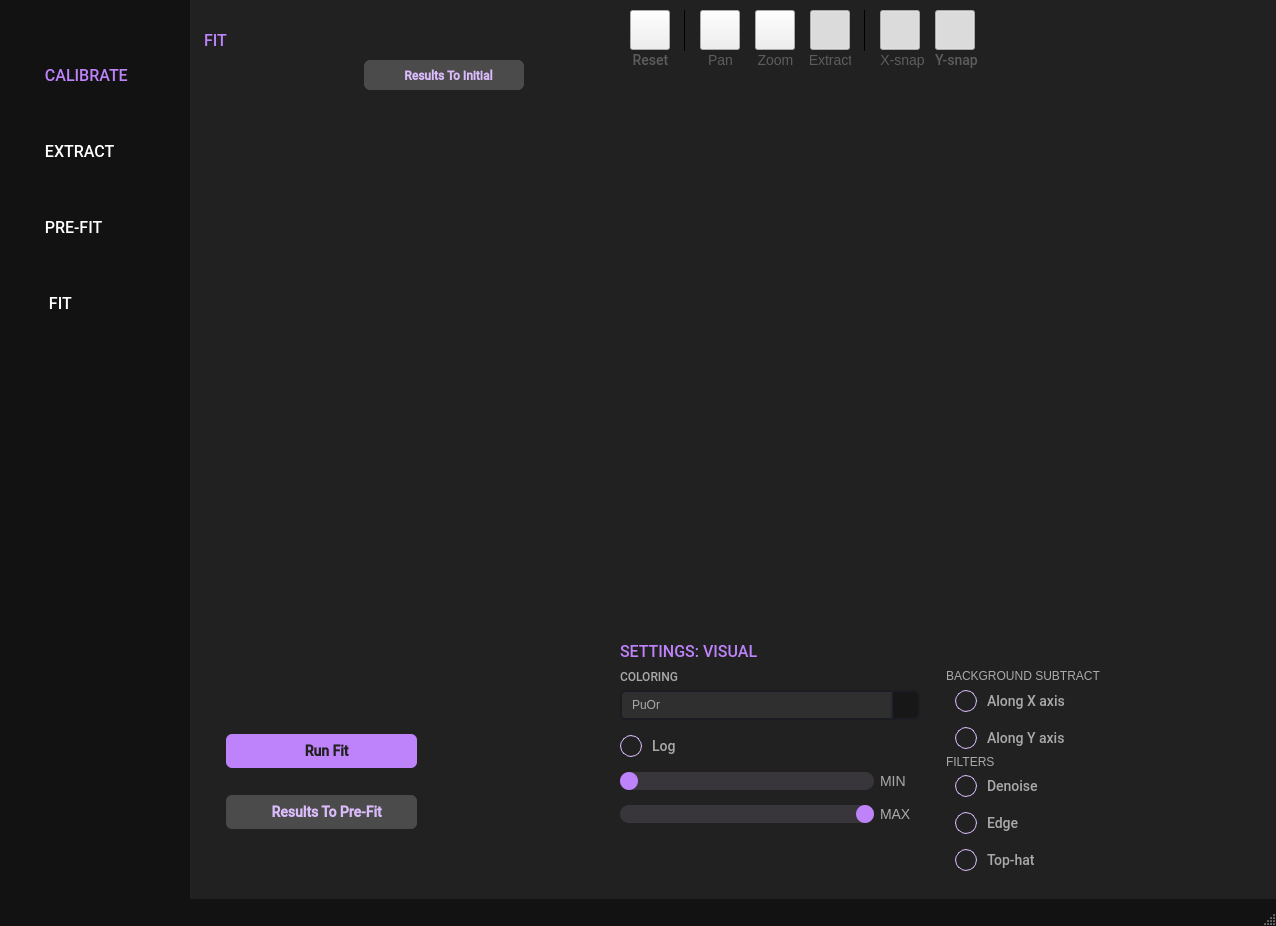
First picture: the form in resources/ui_window.ui, repository scqubits/qfit, before the edit.
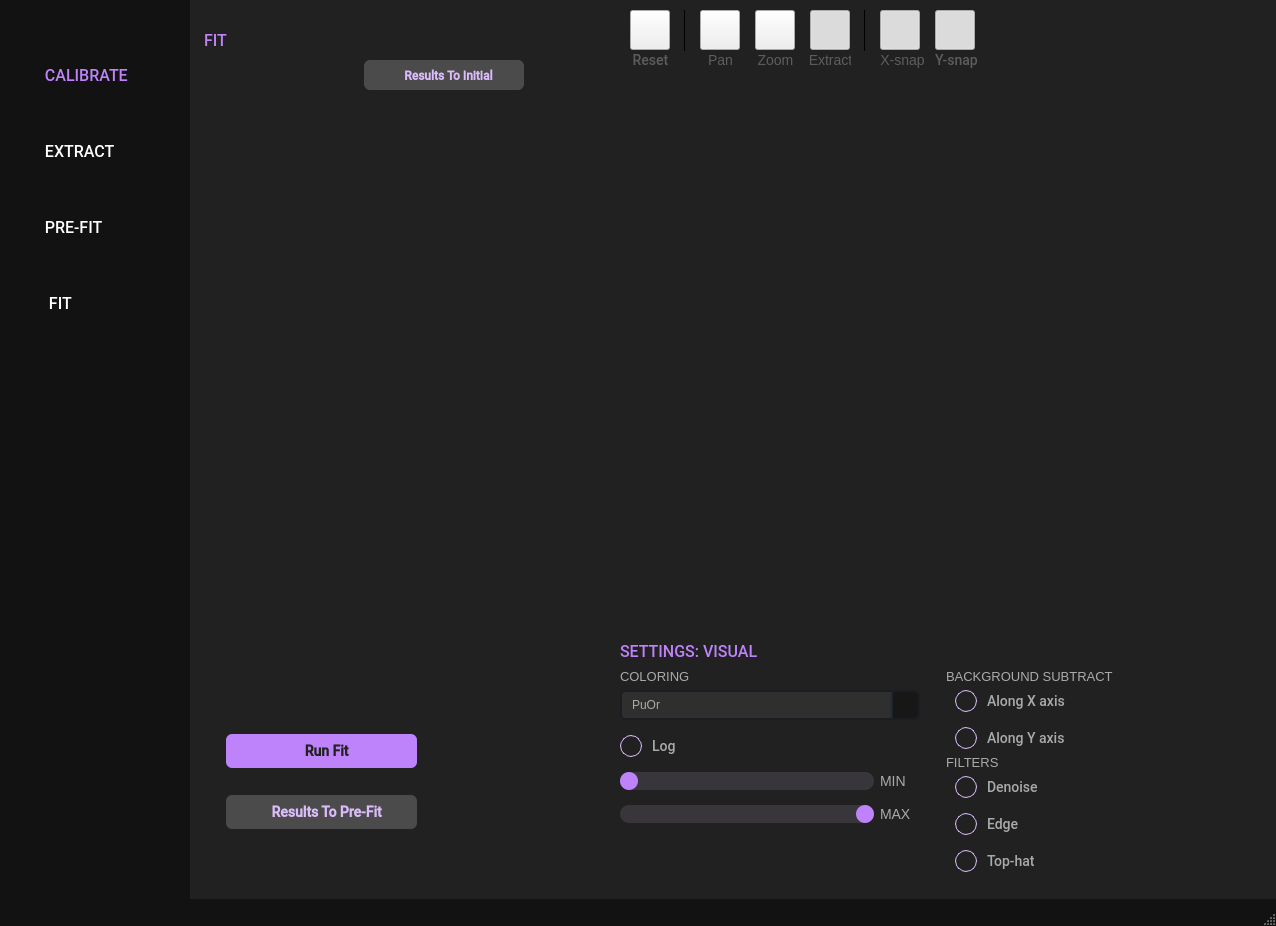
Second picture: the form after the edit. The open tabs and pages were chosen to show the change. Icons and pictures are not drawn. Custom widgets are drawn as their Qt base class.

Commit message: More font sizing changes

```diff
--- a/resources/ui_window.ui
+++ b/resources/ui_window.ui
@@ -705,43 +705,7 @@
               <property name="spacing">
                <number>-1</number>
               </property>
-              <item row="4" column="0">
-               <widget class="QWidget" name="widget" native="true">
-                <property name="sizePolicy">
-                 <sizepolicy hsizetype="Minimum" vsizetype="Preferred">
-                  <horstretch>0</horstretch>
-                  <verstretch>0</verstretch>
-                 </sizepolicy>
-                </property>
-                <property name="minimumSize">
-                 <size>
-                  <width>300</width>
-                  <height>0</height>
-                 </size>
-                </property>
-                <property name="maximumSize">
-                 <size>
-                  <width>500</width>
-                  <height>16777215</height>
-                 </size>
-                </property>
-                <layout class="QVBoxLayout" name="verticalLayout_2">
-                 <property name="leftMargin">
-                  <number>0</number>
-                 </property>
-                 <property name="topMargin">
-                  <number>0</number>
-                 </property>
-                 <property name="rightMargin">
-                  <number>0</number>
-                 </property>
-                 <property name="bottomMargin">
-                  <number>0</number>
-                 </property>
-                </layout>
-               </widget>
-              </item>
-              <item row="5" column="3">
+              <item row="6" column="3">
                <spacer name="verticalSpacer_7">
                 <property name="orientation">
                  <enum>Qt::Vertical</enum>
@@ -754,223 +718,7 @@
                 </property>
                </spacer>
               </item>
-              <item row="2" column="4" rowspan="3">
-               <widget class="QWidget" name="widget_2" native="true">
-                <property name="sizePolicy">
-                 <sizepolicy hsizetype="Minimum" vsizetype="Preferred">
-                  <horstretch>0</horstretch>
-                  <verstretch>0</verstretch>
-                 </sizepolicy>
-                </property>
-                <property name="minimumSize">
-                 <size>
-                  <width>300</width>
-                  <height>0</height>
-                 </size>
-                </property>
-                <property name="maximumSize">
-                 <size>
-                  <width>500</width>
-                  <height>16777215</height>
-                 </size>
-                </property>
-                <layout class="QVBoxLayout" name="verticalLayout_5">
-                 <property name="spacing">
-                  <number>-1</number>
-                 </property>
-                 <property name="leftMargin">
-                  <number>0</number>
-                 </property>
-                 <property name="topMargin">
-                  <number>0</number>
-                 </property>
-                 <property name="rightMargin">
-                  <number>0</number>
-                 </property>
-                 <property name="bottomMargin">
-                  <number>0</number>
-                 </property>
-                 <item>
-                  <widget class="QFrame" name="bgndSubtractQFrame">
-                   <property name="sizePolicy">
-                    <sizepolicy hsizetype="Expanding" vsizetype="Fixed">
-                     <horstretch>0</horstretch>
-                     <verstretch>0</verstretch>
-                    </sizepolicy>
-                   </property>
-                   <property name="minimumSize">
-                    <size>
-                     <width>330</width>
-                     <height>0</height>
-                    </size>
-                   </property>
-                   <property name="layoutDirection">
-                    <enum>Qt::LeftToRight</enum>
-                   </property>
-                   <layout class="QVBoxLayout" name="verticalLayout_7">
-                    <property name="spacing">
-                     <number>15</number>
-                    </property>
-                    <property name="topMargin">
-                     <number>0</number>
-                    </property>
-                    <property name="bottomMargin">
-                     <number>0</number>
-                    </property>
-                    <item>
-                     <widget class="QCheckBox" name="bgndSubtractXCheckBox">
-                      <property name="sizePolicy">
-                       <sizepolicy hsizetype="Fixed" vsizetype="Fixed">
-                        <horstretch>0</horstretch>
-                        <verstretch>0</verstretch>
-                       </sizepolicy>
-                      </property>
-                      <property name="font">
-                       <font>
-                        <family>Roboto Medium</family>
-                        <pointsize>-1</pointsize>
-                       </font>
-                      </property>
-                      <property name="toolTip">
-                       <string notr="true">Background subtraction along X</string>
-                      </property>
-                      <property name="text">
-                       <string notr="true">Along X axis</string>
-                      </property>
-                      <property name="checked">
-                       <bool>false</bool>
-                      </property>
-                      <property name="tristate">
-                       <bool>false</bool>
-                      </property>
-                     </widget>
-                    </item>
-                    <item>
-                     <widget class="QCheckBox" name="bgndSubtractYCheckBox">
-                      <property name="sizePolicy">
-                       <sizepolicy hsizetype="Fixed" vsizetype="Fixed">
-                        <horstretch>0</horstretch>
-                        <verstretch>0</verstretch>
-                       </sizepolicy>
-                      </property>
-                      <property name="font">
-                       <font>
-                        <family>Roboto Medium</family>
-                        <pointsize>-1</pointsize>
-                       </font>
-                      </property>
-                      <property name="toolTip">
-                       <string notr="true">Background subtraction along Y</string>
-                      </property>
-                      <property name="text">
-                       <string notr="true">Along Y axis</string>
-                      </property>
-                      <property name="tristate">
-                       <bool>false</bool>
-                      </property>
-                     </widget>
-                    </item>
-                   </layout>
-                  </widget>
-                 </item>
-                 <item>
-                  <widget class="QPushButton" name="filtersPushButton">
-                   <property name="text">
-                    <string>FILTERS</string>
-                   </property>
-                   <property name="checkable">
-                    <bool>true</bool>
-                   </property>
-                   <property name="checked">
-                    <bool>true</bool>
-                   </property>
-                  </widget>
-                 </item>
-                 <item>
-                  <widget class="QFrame" name="filterQFrame">
-                   <property name="sizePolicy">
-                    <sizepolicy hsizetype="Expanding" vsizetype="Fixed">
-                     <horstretch>0</horstretch>
-                     <verstretch>0</verstretch>
-                    </sizepolicy>
-                   </property>
-                   <property name="minimumSize">
-                    <size>
-                     <width>0</width>
-                     <height>0</height>
-                    </size>
-                   </property>
-                   <property name="maximumSize">
-                    <size>
-                     <width>16777215</width>
-                     <height>16777215</height>
-                    </size>
-                   </property>
-                   <layout class="QVBoxLayout" name="verticalLayout_12">
-                    <property name="spacing">
-                     <number>15</number>
-                    </property>
-                    <property name="topMargin">
-                     <number>0</number>
-                    </property>
-                    <property name="bottomMargin">
-                     <number>0</number>
-                    </property>
-                    <item>
-                     <widget class="QCheckBox" name="waveletCheckBox">
-                      <property name="font">
-                       <font>
-                        <family>Roboto Medium</family>
-                        <pointsize>-1</pointsize>
-                       </font>
-                      </property>
-                      <property name="toolTip">
-                       <string notr="true"/>
-                      </property>
-                      <property name="text">
-                       <string notr="true">Denoise</string>
-                      </property>
-                     </widget>
-                    </item>
-                    <item>
-                     <widget class="QCheckBox" name="edgeFilterCheckBox">
-                      <property name="font">
-                       <font>
-                        <family>Roboto Medium</family>
-                        <pointsize>-1</pointsize>
-                       </font>
-                      </property>
-                      <property name="toolTip">
-                       <string notr="true"/>
-                      </property>
-                      <property name="text">
-                       <string notr="true">Edge</string>
-                      </property>
-                     </widget>
-                    </item>
-                    <item>
-                     <widget class="QCheckBox" name="topHatCheckBox">
-                      <property name="font">
-                       <font>
-                        <family>Roboto Medium</family>
-                        <pointsize>-1</pointsize>
-                       </font>
-                      </property>
-                      <property name="toolTip">
-                       <string notr="true"/>
-                      </property>
-                      <property name="text">
-                       <string notr="true">Top-hat</string>
-                      </property>
-                     </widget>
-                    </item>
-                   </layout>
-                  </widget>
-                 </item>
-                </layout>
-               </widget>
-              </item>
-              <item row="2" column="0">
+              <item row="3" column="0">
                <widget class="QWidget" name="colorGridWidget" native="true">
                 <property name="sizePolicy">
                  <sizepolicy hsizetype="Expanding" vsizetype="Fixed">
@@ -1190,19 +938,6 @@
                 </layout>
                </widget>
               </item>
-              <item row="1" column="4">
-               <widget class="QPushButton" name="bgndSubtractPushButton">
-                <property name="text">
-                 <string>BACKGROUND SUBTRACT</string>
-                </property>
-                <property name="checkable">
-                 <bool>true</bool>
-                </property>
-                <property name="checked">
-                 <bool>true</bool>
-                </property>
-               </widget>
-              </item>
               <item row="0" column="0">
                <widget class="QLabel" name="label_4">
                 <property name="enabled">
@@ -1248,26 +983,220 @@
                 </property>
                </widget>
               </item>
-              <item row="1" column="0">
-               <widget class="QPushButton" name="coloringPushButton">
-                <property name="font">
-                 <font>
-                  <family>Roboto Medium</family>
-                  <bold>false</bold>
-                 </font>
+              <item row="3" column="4" rowspan="3">
+               <widget class="QWidget" name="widget_2" native="true">
+                <property name="sizePolicy">
+                 <sizepolicy hsizetype="Minimum" vsizetype="Preferred">
+                  <horstretch>0</horstretch>
+                  <verstretch>0</verstretch>
+                 </sizepolicy>
                 </property>
-                <property name="text">
-                 <string>COLORING</string>
+                <property name="minimumSize">
+                 <size>
+                  <width>300</width>
+                  <height>0</height>
+                 </size>
                 </property>
-                <property name="checkable">
-                 <bool>true</bool>
+                <property name="maximumSize">
+                 <size>
+                  <width>500</width>
+                  <height>16777215</height>
+                 </size>
                 </property>
-                <property name="checked">
-                 <bool>true</bool>
-                </property>
+                <layout class="QVBoxLayout" name="verticalLayout_5">
+                 <property name="spacing">
+                  <number>-1</number>
+                 </property>
+                 <property name="leftMargin">
+                  <number>0</number>
+                 </property>
+                 <property name="topMargin">
+                  <number>0</number>
+                 </property>
+                 <property name="rightMargin">
+                  <number>0</number>
+                 </property>
+                 <property name="bottomMargin">
+                  <number>0</number>
+                 </property>
+                 <item>
+                  <widget class="QFrame" name="bgndSubtractQFrame">
+                   <property name="sizePolicy">
+                    <sizepolicy hsizetype="Expanding" vsizetype="Fixed">
+                     <horstretch>0</horstretch>
+                     <verstretch>0</verstretch>
+                    </sizepolicy>
+                   </property>
+                   <property name="minimumSize">
+                    <size>
+                     <width>330</width>
+                     <height>0</height>
+                    </size>
+                   </property>
+                   <property name="layoutDirection">
+                    <enum>Qt::LeftToRight</enum>
+                   </property>
+                   <layout class="QVBoxLayout" name="verticalLayout_7">
+                    <property name="spacing">
+                     <number>15</number>
+                    </property>
+                    <property name="topMargin">
+                     <number>0</number>
+                    </property>
+                    <property name="bottomMargin">
+                     <number>0</number>
+                    </property>
+                    <item>
+                     <widget class="QCheckBox" name="bgndSubtractXCheckBox">
+                      <property name="sizePolicy">
+                       <sizepolicy hsizetype="Fixed" vsizetype="Fixed">
+                        <horstretch>0</horstretch>
+                        <verstretch>0</verstretch>
+                       </sizepolicy>
+                      </property>
+                      <property name="font">
+                       <font>
+                        <family>Roboto Medium</family>
+                        <pointsize>-1</pointsize>
+                       </font>
+                      </property>
+                      <property name="toolTip">
+                       <string notr="true">Background subtraction along X</string>
+                      </property>
+                      <property name="text">
+                       <string notr="true">Along X axis</string>
+                      </property>
+                      <property name="checked">
+                       <bool>false</bool>
+                      </property>
+                      <property name="tristate">
+                       <bool>false</bool>
+                      </property>
+                     </widget>
+                    </item>
+                    <item>
+                     <widget class="QCheckBox" name="bgndSubtractYCheckBox">
+                      <property name="sizePolicy">
+                       <sizepolicy hsizetype="Fixed" vsizetype="Fixed">
+                        <horstretch>0</horstretch>
+                        <verstretch>0</verstretch>
+                       </sizepolicy>
+                      </property>
+                      <property name="font">
+                       <font>
+                        <family>Roboto Medium</family>
+                        <pointsize>-1</pointsize>
+                       </font>
+                      </property>
+                      <property name="toolTip">
+                       <string notr="true">Background subtraction along Y</string>
+                      </property>
+                      <property name="text">
+                       <string notr="true">Along Y axis</string>
+                      </property>
+                      <property name="tristate">
+                       <bool>false</bool>
+                      </property>
+                     </widget>
+                    </item>
+                   </layout>
+                  </widget>
+                 </item>
+                 <item>
+                  <widget class="QLabel" name="label_39">
+                   <property name="styleSheet">
+                    <string notr="true">font-size: 13px</string>
+                   </property>
+                   <property name="text">
+                    <string>FILTERS</string>
+                   </property>
+                  </widget>
+                 </item>
+                 <item>
+                  <widget class="QFrame" name="filterQFrame">
+                   <property name="sizePolicy">
+                    <sizepolicy hsizetype="Expanding" vsizetype="Fixed">
+                     <horstretch>0</horstretch>
+                     <verstretch>0</verstretch>
+                    </sizepolicy>
+                   </property>
+                   <property name="minimumSize">
+                    <size>
+                     <width>0</width>
+                     <height>0</height>
+                    </size>
+                   </property>
+                   <property name="maximumSize">
+                    <size>
+                     <width>16777215</width>
+                     <height>16777215</height>
+                    </size>
+                   </property>
+                   <layout class="QVBoxLayout" name="verticalLayout_12">
+                    <property name="spacing">
+                     <number>15</number>
+                    </property>
+                    <property name="topMargin">
+                     <number>0</number>
+                    </property>
+                    <property name="bottomMargin">
+                     <number>0</number>
+                    </property>
+                    <item>
+                     <widget class="QCheckBox" name="waveletCheckBox">
+                      <property name="font">
+                       <font>
+                        <family>Roboto Medium</family>
+                        <pointsize>-1</pointsize>
+                       </font>
+                      </property>
+                      <property name="toolTip">
+                       <string notr="true"/>
+                      </property>
+                      <property name="text">
+                       <string notr="true">Denoise</string>
+                      </property>
+                     </widget>
+                    </item>
+                    <item>
+                     <widget class="QCheckBox" name="edgeFilterCheckBox">
+                      <property name="font">
+                       <font>
+                        <family>Roboto Medium</family>
+                        <pointsize>-1</pointsize>
+                       </font>
+                      </property>
+                      <property name="toolTip">
+                       <string notr="true"/>
+                      </property>
+                      <property name="text">
+                       <string notr="true">Edge</string>
+                      </property>
+                     </widget>
+                    </item>
+                    <item>
+                     <widget class="QCheckBox" name="topHatCheckBox">
+                      <property name="font">
+                       <font>
+                        <family>Roboto Medium</family>
+                        <pointsize>-1</pointsize>
+                       </font>
+                      </property>
+                      <property name="toolTip">
+                       <string notr="true"/>
+                      </property>
+                      <property name="text">
+                       <string notr="true">Top-hat</string>
+                      </property>
+                     </widget>
+                    </item>
+                   </layout>
+                  </widget>
+                 </item>
+                </layout>
                </widget>
               </item>
-              <item row="4" column="5">
+              <item row="5" column="5">
                <spacer name="horizontalSpacer_13">
                 <property name="orientation">
                  <enum>Qt::Horizontal</enum>
@@ -1283,6 +1212,62 @@
                 </property>
                </spacer>
               </item>
+              <item row="2" column="4">
+               <widget class="QLabel" name="label_38">
+                <property name="styleSheet">
+                 <string notr="true">font-size: 13px</string>
+                </property>
+                <property name="text">
+                 <string>BACKGROUND SUBTRACT</string>
+                </property>
+               </widget>
+              </item>
+              <item row="5" column="0">
+               <widget class="QWidget" name="widget" native="true">
+                <property name="sizePolicy">
+                 <sizepolicy hsizetype="Minimum" vsizetype="Preferred">
+                  <horstretch>0</horstretch>
+                  <verstretch>0</verstretch>
+                 </sizepolicy>
+                </property>
+                <property name="minimumSize">
+                 <size>
+                  <width>300</width>
+                  <height>0</height>
+                 </size>
+                </property>
+                <property name="maximumSize">
+                 <size>
+                  <width>500</width>
+                  <height>16777215</height>
+                 </size>
+                </property>
+                <layout class="QVBoxLayout" name="verticalLayout_2">
+                 <property name="leftMargin">
+                  <number>0</number>
+                 </property>
+                 <property name="topMargin">
+                  <number>0</number>
+                 </property>
+                 <property name="rightMargin">
+                  <number>0</number>
+                 </property>
+                 <property name="bottomMargin">
+                  <number>0</number>
+                 </property>
+                </layout>
+               </widget>
+              </item>
+              <item row="2" column="0">
+               <widget class="QLabel" name="label_40">
+                <property name="styleSheet">
+                 <string notr="true">font-size: 13px</string>
+                </property>
+                <property name="text">
+                 <string>COLORING</string>
+                </property>
+               </widget>
+              </item>
              </layout>
             </widget>
            </item>
```
Left out of the diff: 35 changed lines with no effect on the pictures. The commit also changes 1 other file.
